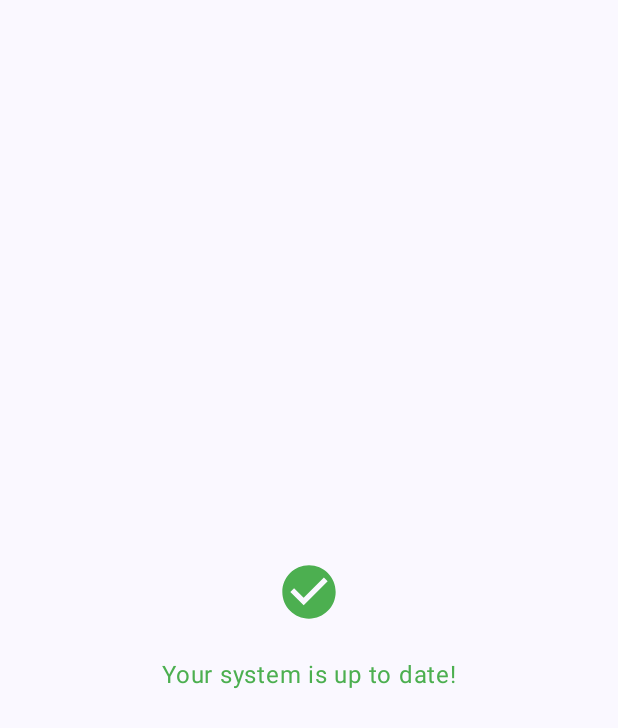
After one commit to AhmedAdelWafdy7/Secure-OTA-Application, an Android app built with Jetpack Compose: the composable UpToDateView shown on its own in the app's theme, on a phone screen of 412 x 824 dp. The commit adds this screen. Shown: the top 728 px of the screen. Run offline under Robolectric (Android 15) with nearby library versions, the phone set to English and light mode, and no system bars.

Commit message:
style(app): Overall UI improvements including colors, spacings, animations, and icons.

```diff
--- a/App/SDV/app/src/main/java/com/zkrallah/sdv/Constants.kt
+++ b/App/SDV/app/src/main/java/com/zkrallah/sdv/Constants.kt
@@ -10,19 +10,19 @@ const val BROKER_URL = "tcp://192.168.1.3:1883"
 val SCREENS = listOf(
     BottomNavItem(
         "Home",
-        "Home",
+        "home",
         selectedIcon = R.drawable.ic_home_filled,
         unSelectedIcon = R.drawable.ic_home_outlined
     ),
     BottomNavItem(
         "History",
-        "History",
+        "history",
         selectedIcon = R.drawable.ic_history_filled,
         unSelectedIcon = R.drawable.ic_history_filled
     ),
     BottomNavItem(
         "Account",
-        "Account",
+        "account",
         selectedIcon = R.drawable.ic_person_filled,
         unSelectedIcon = R.drawable.ic_person_outlined
     ),
--- /dev/null
+++ b/App/SDV/app/src/main/java/com/zkrallah/sdv/presentation/main/UpToDateView.kt
@@ -0,0 +1,72 @@
+package com.zkrallah.sdv.presentation.main
+
+import androidx.compose.animation.core.RepeatMode
+import androidx.compose.animation.core.animateFloat
+import androidx.compose.animation.core.infiniteRepeatable
+import androidx.compose.animation.core.rememberInfiniteTransition
+import androidx.compose.animation.core.tween
+import androidx.compose.foundation.layout.Arrangement
+import androidx.compose.foundation.layout.Box
+import androidx.compose.foundation.layout.Column
+import androidx.compose.foundation.layout.Spacer
+import androidx.compose.foundation.layout.fillMaxSize
+import androidx.compose.foundation.layout.height
+import androidx.compose.foundation.layout.padding
+import androidx.compose.foundation.layout.size
+import androidx.compose.material.icons.Icons
+import androidx.compose.material.icons.filled.CheckCircle
+import androidx.compose.material3.Icon
+import androidx.compose.material3.MaterialTheme
+import androidx.compose.material3.Text
+import androidx.compose.runtime.Composable
+import androidx.compose.runtime.getValue
+import androidx.compose.ui.Alignment
+import androidx.compose.ui.Modifier
+import androidx.compose.ui.graphics.Color
+import androidx.compose.ui.unit.dp
+
+@Composable
+fun UpToDateView() {
+    // Define size range for pulsing animation
+    val minSize = 40f
+    val maxSize = 60f
+
+    val infiniteTransition = rememberInfiniteTransition(label = "")
+    val size by infiniteTransition.animateFloat(
+        initialValue = minSize,
+        targetValue = maxSize,
+        animationSpec = infiniteRepeatable(
+            animation = tween(durationMillis = 1000),
+            repeatMode = RepeatMode.Reverse
+        ),
+        label = "Pulse animation"
+    )
+
+    Column(
+        modifier = Modifier
+            .fillMaxSize()
+            .padding(32.dp),
+        horizontalAlignment = Alignment.CenterHorizontally,
+        verticalArrangement = Arrangement.Center
+    ) {
+        // Container with fixed maximum size to prevent layout shifts
+        Box(
+            modifier = Modifier.size(maxSize.dp),
+            contentAlignment = Alignment.Center
+        ) {
+            Icon(
+                imageVector = Icons.Default.CheckCircle,
+                contentDescription = "Up to date",
+                tint = Color(0xFF4CAF50),
+                modifier = Modifier.size(size.dp)
+            )
+        }
+
+        Spacer(modifier = Modifier.height(16.dp))
+
+        Text(
+            text = "Your system is up to date!",
+            style = MaterialTheme.typography.bodyLarge.copy(color = Color(0xFF4CAF50))
+        )
+    }
+}
```
Also changed, not shown: App/SDV/app/src/main/java/com/zkrallah/sdv/presentation/home/HomeScreen.kt (+73 -84 lines), App/SDV/app/src/main/java/com/zkrallah/sdv/presentation/main/MainScreen.kt (+31 -22 lines), App/SDV/app/src/main/res/raw/lock.svg, App/SDV/app/src/main/res/raw/temp.svg.
